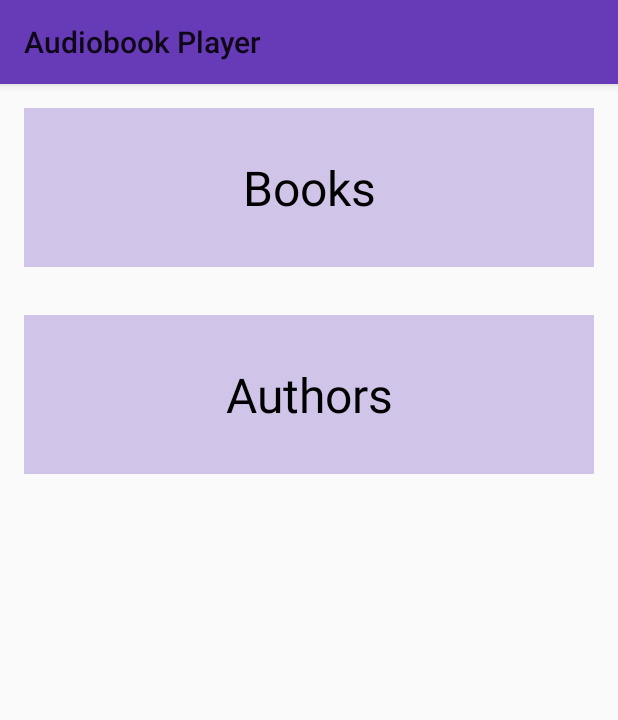
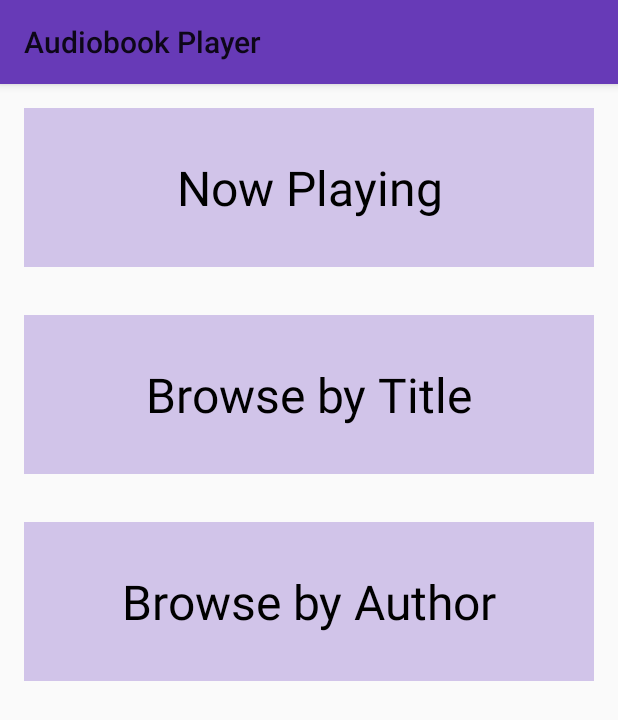
Before and after one commit to sputnikboom/AudiobookPlayer, an Android app: the screen it shows after launch (MainActivity), on a phone screen of 412 x 824 dp. Shown: the top 720 px of the screen. Run offline under Robolectric (Android 15) with nearby library versions, the phone set to English and light mode, and no system bars.

Commit message:
Added new activity 'Now Playing'

```diff
--- a/app/src/main/AndroidManifest.xml
+++ b/app/src/main/AndroidManifest.xml
@@ -16,7 +16,6 @@
                 <category android:name="android.intent.category.LAUNCHER" />
             </intent-filter>
         </activity>
-
         <activity
             android:name=".BooksActivity"
             android:label="@string/books"
@@ -25,7 +24,10 @@
             android:name=".AuthorsActivity"
             android:label="@string/author"
             android:parentActivityName=".MainActivity" />
-
+        <activity
+            android:name=".NowPlayingActivity"
+            android:label="@string/now_playing"
+            android:parentActivityName=".MainActivity"/>
     </application>
 
 </manifest>
--- a/app/src/main/java/com/example/rach/audiobookplayer/MainActivity.java
+++ b/app/src/main/java/com/example/rach/audiobookplayer/MainActivity.java
@@ -13,6 +13,16 @@ public class MainActivity extends AppCompatActivity {
     protected void onCreate(Bundle savedInstanceState) {
         super.onCreate(savedInstanceState);
         setContentView(R.layout.activity_main);
+
+        // checks for clicks on now playing textView
+        TextView nowPlaying = (TextView) findViewById(R.id.now_playing);
+        nowPlaying.setOnClickListener(new View.OnClickListener() {
+            @Override
+            public void onClick(View v) {
+                Intent nowPlayingIntent = new Intent(MainActivity.this, NowPlayingActivity.class);
+                startActivity(nowPlayingIntent);
+            }
+        });
 
         // checks for clicks on books textView
         TextView books = (TextView) findViewById(R.id.all_books);
--- a/app/src/main/res/layout/activity_main.xml
+++ b/app/src/main/res/layout/activity_main.xml
@@ -6,6 +6,11 @@
     android:layout_height="match_parent"
     android:orientation="vertical"
     tools:context=".MainActivity">
+
+    <TextView
+        android:id="@+id/now_playing"
+        style="@style/menuOptionStyle"
+        android:text="@string/now_playing"/>
 
     <TextView
         android:id="@+id/all_books"
--- a/app/src/main/res/values/strings.xml
+++ b/app/src/main/res/values/strings.xml
@@ -1,5 +1,8 @@
 <resources>
     <string name="app_name">Audiobook Player</string>
-    <string name="books">Books</string>
-    <string name="author">Authors</string>
+    <string name="books">Browse by Title</string>
+    <string name="author">Browse by Author</string>
+    <string name="now_playing">Now Playing</string>
+    <string name="play">Play</string>
+    <string name="pause">Pause</string>
 </resources>
```
Also changed, not shown: app/src/main/java/com/example/rach/audiobookplayer/NowPlayingActivity.java (added, +13 -0 lines), app/src/main/res/layout/activity_now_playing.xml (added, +31 -0 lines).
